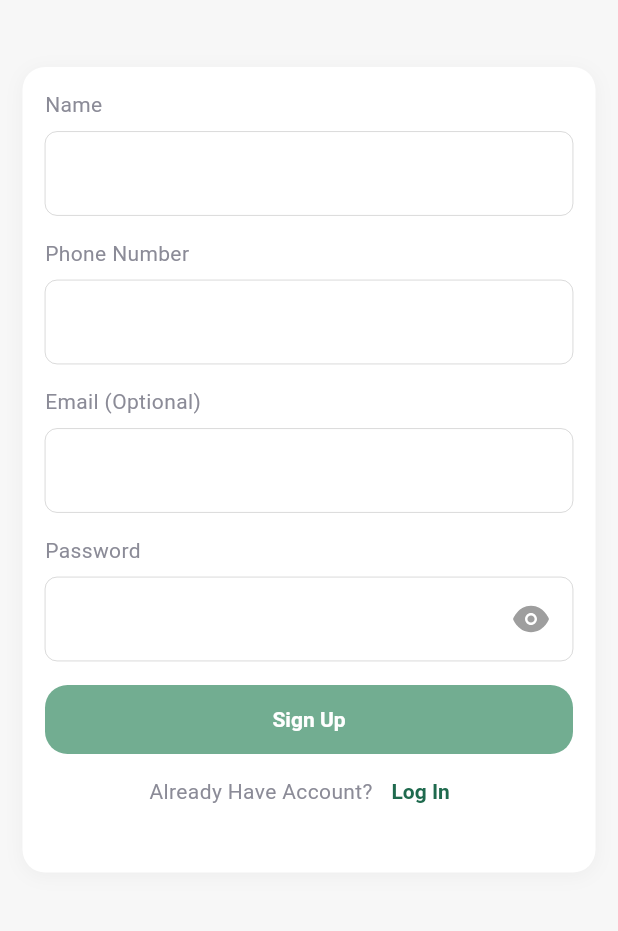
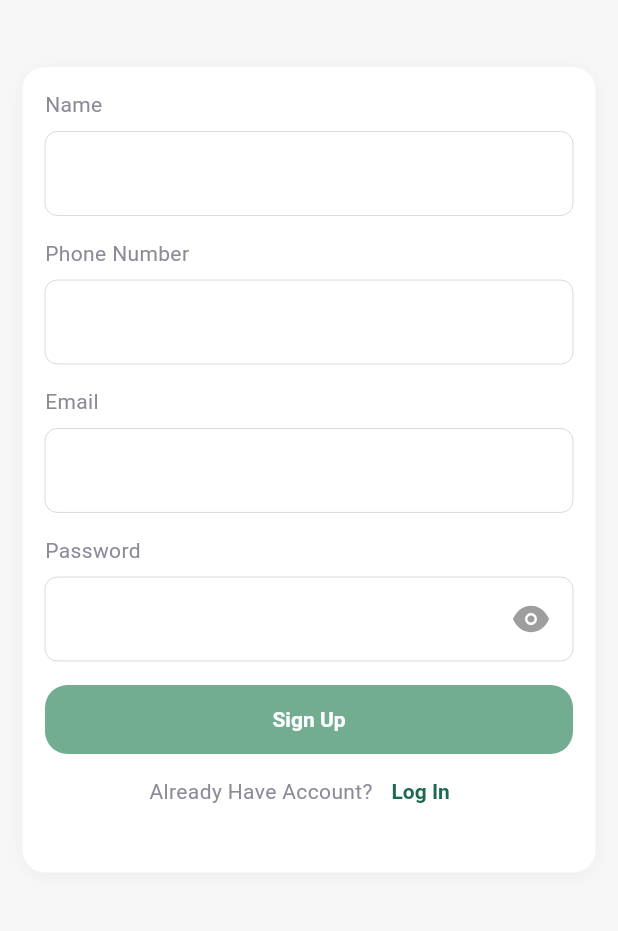
Before and after one commit to LIXINGCHEN-CPP/new_ass, a Flutter app: the SignUpPage screen opened by its route, on a phone screen of 412 x 824 dp, the part 230-1161 px from its top. Run offline on Flutter 3.47's test engine with Material 3 defaults, Android fonts, the phone set to English and light mode, and no system bars; our stand-ins replace cached_network_image, carousel_slider, flutter_credit_card, flutter_svg, form_field_validator, shared_preferences; accounts and stored records are empty; network calls fail; Roboto replaces fonts that are missing (Gilroy).

Commit message:
ui: remove 'Optional' text from email field in signup form

```diff
--- a/lib/views/auth/components/sign_up_form.dart
+++ b/lib/views/auth/components/sign_up_form.dart
@@ -106,7 +106,7 @@ class _SignUpFormState extends State<SignUpForm> {
               inputFormatters: [FilteringTextInputFormatter.digitsOnly],
             ),
             const SizedBox(height: AppDefaults.padding),
-            const Text("Email (Optional)"),
+            const Text("Email"),
             const SizedBox(height: 8),
             TextFormField(
               controller: _emailController,
```
